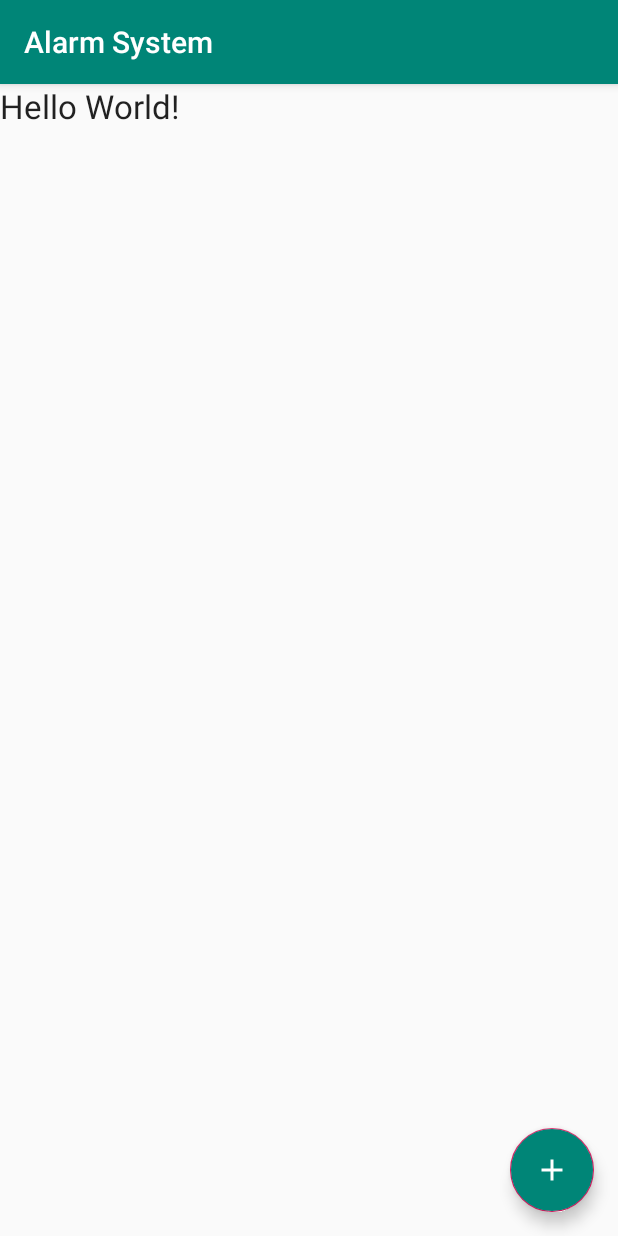
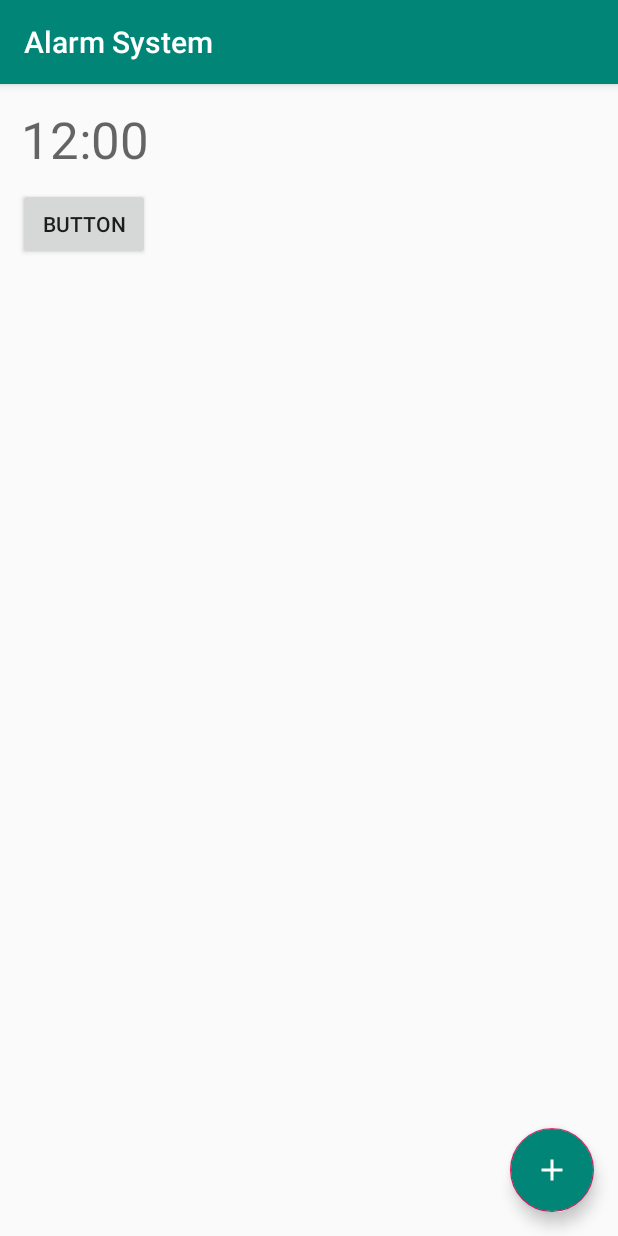
Before and after one commit to isuruhettiarachchi/Android-Alarm-Clock, an Android app: the screen it shows after launch (MainActivity), on a phone screen of 412 x 824 dp. Run offline under Robolectric (Android 15) with nearby library versions, the phone set to English and light mode, and no system bars.

Commit message:
Add time picker and ringtone picker

```diff
--- a/app/src/main/java/com/ctse/alarmsystem/MainActivity.java
+++ b/app/src/main/java/com/ctse/alarmsystem/MainActivity.java
@@ -1,13 +1,71 @@
 package com.ctse.alarmsystem;
 
+import android.app.TimePickerDialog;
+import android.content.Intent;
+import android.media.Ringtone;
+import android.media.RingtoneManager;
+import android.net.Uri;
+import android.support.annotation.Nullable;
+import android.support.design.widget.FloatingActionButton;
+import android.support.v4.app.DialogFragment;
 import android.support.v7.app.AppCompatActivity;
 import android.os.Bundle;
+import android.util.Log;
+import android.view.View;
+import android.widget.Button;
+import android.widget.TextView;
+import android.widget.TimePicker;
 
-public class MainActivity extends AppCompatActivity {
+public class MainActivity extends AppCompatActivity implements TimePickerDialog.OnTimeSetListener {
+
+    FloatingActionButton addAlarmButton;
+    Button setRingtoneButton;
+    Uri ringtoneUri;
 
     @Override
     protected void onCreate(Bundle savedInstanceState) {
         super.onCreate(savedInstanceState);
         setContentView(R.layout.activity_main);
+
+        addAlarmButton = findViewById(R.id.addAlarmButton);
+        setRingtoneButton = findViewById(R.id.setRingtoneButton);
+
+        addAlarmButton.setOnClickListener(new View.OnClickListener() {
+            @Override
+            public void onClick(View v) {
+                DialogFragment timePicker = new TimePickerFragment();
+                timePicker.show(getSupportFragmentManager(), "time picker");
+
+            }
+        });
+
+        setRingtoneButton.setOnClickListener(new View.OnClickListener() {
+            @Override
+            public void onClick(View v) {
+                Intent intent = new Intent(RingtoneManager.ACTION_RINGTONE_PICKER);
+                intent.putExtra(RingtoneManager.EXTRA_RINGTONE_TYPE, RingtoneManager.TYPE_ALARM);
+                startActivityForResult(intent, 1);
+            }
+        });
+    }
+
+    @Override
+    public void onTimeSet(TimePicker view, int hourOfDay, int minute) {
+        TextView alarmTime = findViewById(R.id.alarmTimeTextView);
+        alarmTime.setText(hourOfDay + ":" + minute);
+    }
+
+    @Override
+    protected void onActivityResult(int requestCode, int resultCode, @Nullable Intent data) {
+        if (resultCode == RESULT_OK) {
+            if (requestCode == 1) {
+                ringtoneUri = data.getParcelableExtra(RingtoneManager.EXTRA_RINGTONE_PICKED_URI);
+                Ringtone ringtone = RingtoneManager.getRingtone(this, ringtoneUri);
+                String ringtoneName = ringtone.getTitle(this);
+                setRingtoneButton.setText(ringtoneName);
+                Log.i("ringone", ringtoneUri.toString());
+                Log.i("ringtone name", ringtoneName);
+            }
+        }
     }
 }
--- a/app/src/main/res/layout/activity_main.xml
+++ b/app/src/main/res/layout/activity_main.xml
@@ -12,14 +12,29 @@
         android:layout_height="match_parent">
 
         <TextView
+            android:id="@+id/alarmTimeTextView"
             android:layout_width="wrap_content"
             android:layout_height="wrap_content"
-            android:text="Hello World!"
+            android:layout_alignParentStart="true"
+            android:layout_alignParentTop="true"
+            android:layout_marginStart="14dp"
+            android:layout_marginTop="14dp"
+            android:text="12:00"
+            android:textAppearance="@android:style/TextAppearance.Material.Display1"
             app:layout_constraintBottom_toBottomOf="parent"
             app:layout_constraintLeft_toLeftOf="parent"
             app:layout_constraintRight_toRightOf="parent"
-            app:layout_constraintTop_toTopOf="parent"
-            android:textAppearance="@style/Base.TextAppearance.AppCompat.Large"/>
+            app:layout_constraintTop_toTopOf="parent" />
+
+        <Button
+            android:id="@+id/setRingtoneButton"
+            android:layout_width="wrap_content"
+            android:layout_height="wrap_content"
+            android:layout_below="@+id/alarmTimeTextView"
+            android:layout_alignParentStart="true"
+            android:layout_marginStart="12dp"
+            android:layout_marginTop="10dp"
+            android:text="Button" />
 
     </RelativeLayout>
 
@@ -31,6 +46,7 @@
         android:src="@drawable/ic_add_black_24dp"
         app:fabSize="normal"
         android:elevation="6dp"
-        android:backgroundTint="@color/colorPrimary" />
+        android:backgroundTint="@color/colorPrimary"
+        android:id="@+id/addAlarmButton" />
 
 </android.support.design.widget.CoordinatorLayout>
```
Also changed, not shown: app/src/main/java/com/ctse/alarmsystem/TimePickerFragment.java (added, +16 -0 lines).
